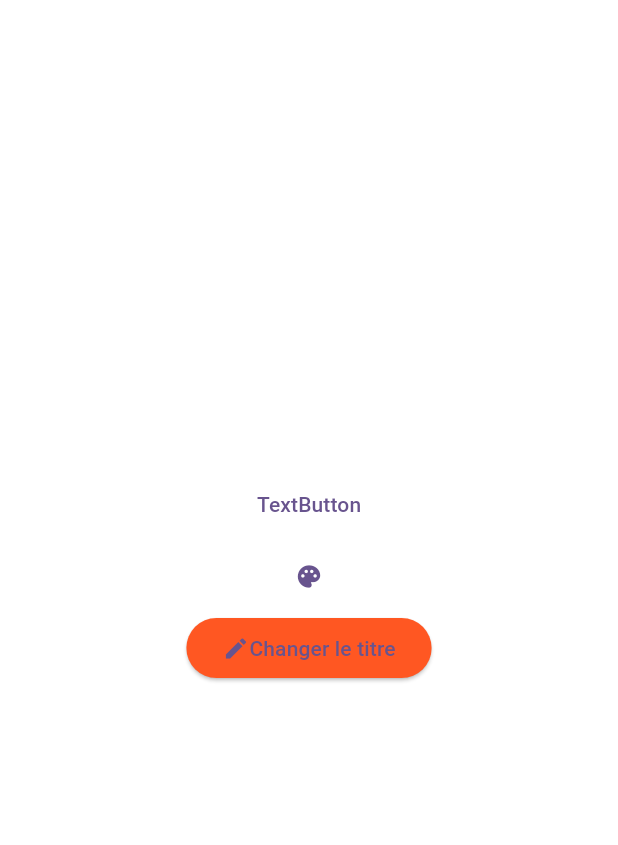
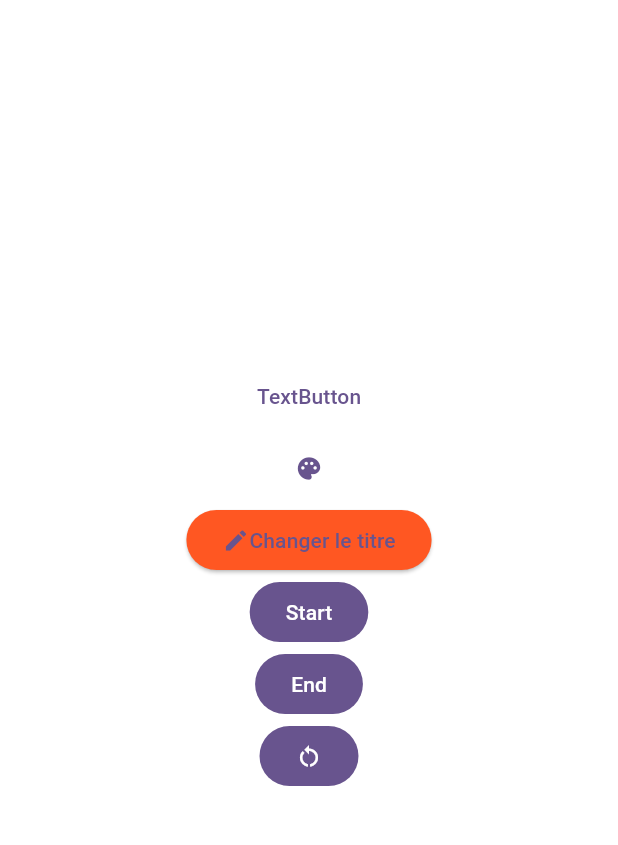
Before and after one commit to Felicitydev/flutter, a Flutter app: the screen it shows after launch, on a phone screen of 412 x 824 dp, the part 84-929 px from its top. Run offline on Flutter 3.47's test engine with Material 3 defaults, Android fonts, the light colour scheme and no system bars; our stand-ins replace sembast, shared_preferences; missing offline and left inert: encrypt.

Commit message:
[IMP] Fielled button

```diff
--- a/interactives_widgets/lib/home_page.dart
+++ b/interactives_widgets/lib/home_page.dart
@@ -28,6 +28,18 @@ class _HomePageState extends State<HomePage> {
           : Colors.white;
     });
   }
+CrossAxisAlignment _alignement = CrossAxisAlignment.center;
+
+  _setToStart() {
+  setState(() {
+    _alignement = CrossAxisAlignment.start;
+  });
+}
+_setToEnd() {
+  setState(() {
+    _alignement = CrossAxisAlignment.end;
+  });
+}
 
   @override
   Widget build(BuildContext context) {
@@ -40,6 +52,7 @@ class _HomePageState extends State<HomePage> {
       backgroundColor: backgroundColor,
       body: Center(
         child: Column(
+          crossAxisAlignment: _alignement,
           mainAxisAlignment: MainAxisAlignment.center,
           children: [
             TextButton(
@@ -74,6 +87,23 @@ class _HomePageState extends State<HomePage> {
                     Text("Changer le titre")
                   ],
                 )
+            ),
+
+            FilledButton(
+                onPressed: _setToStart,
+                child: const Text("Start")
+            ),
+            FilledButton(
+                onPressed: _setToEnd,
+                child: const Text("End")
+            ),
+            FilledButton.icon(
+                onPressed: (){
+                  setState(() {
+                    _alignement = CrossAxisAlignment.center;
+                  });
+                },
+                label: const Icon(Icons.restart_alt)
             )
           ],
         ),
```
